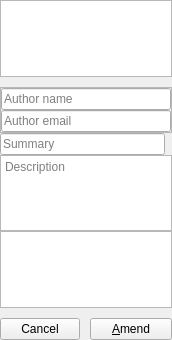
francescmm/GitQlient, file src/commits/CommitChangesWidget.ui: the form before one commit.
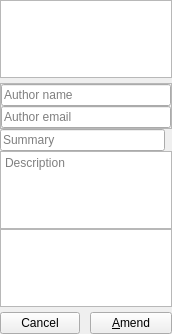
The form after the commit. Icons and pictures are not drawn. Custom widgets are drawn as their Qt base class.

Commit message: #197 Shrinking widgets to their minimum

Patch:
```diff
--- a/src/commits/CommitChangesWidget.ui
+++ b/src/commits/CommitChangesWidget.ui
@@ -7,7 +7,7 @@
     <x>0</x>
     <y>0</y>
     <width>172</width>
-    <height>340</height>
+    <height>334</height>
    </rect>
   </property>
   <property name="windowTitle">
@@ -44,7 +44,7 @@
      <property name="sizeHint" stdset="0">
       <size>
        <width>20</width>
-       <height>10</height>
+       <height>5</height>
       </size>
      </property>
     </spacer>
@@ -60,7 +60,7 @@
      <property name="sizeHint" stdset="0">
       <size>
        <width>20</width>
-       <height>10</height>
+       <height>5</height>
       </size>
      </property>
     </spacer>
```
The commit also changes 5 other files.
